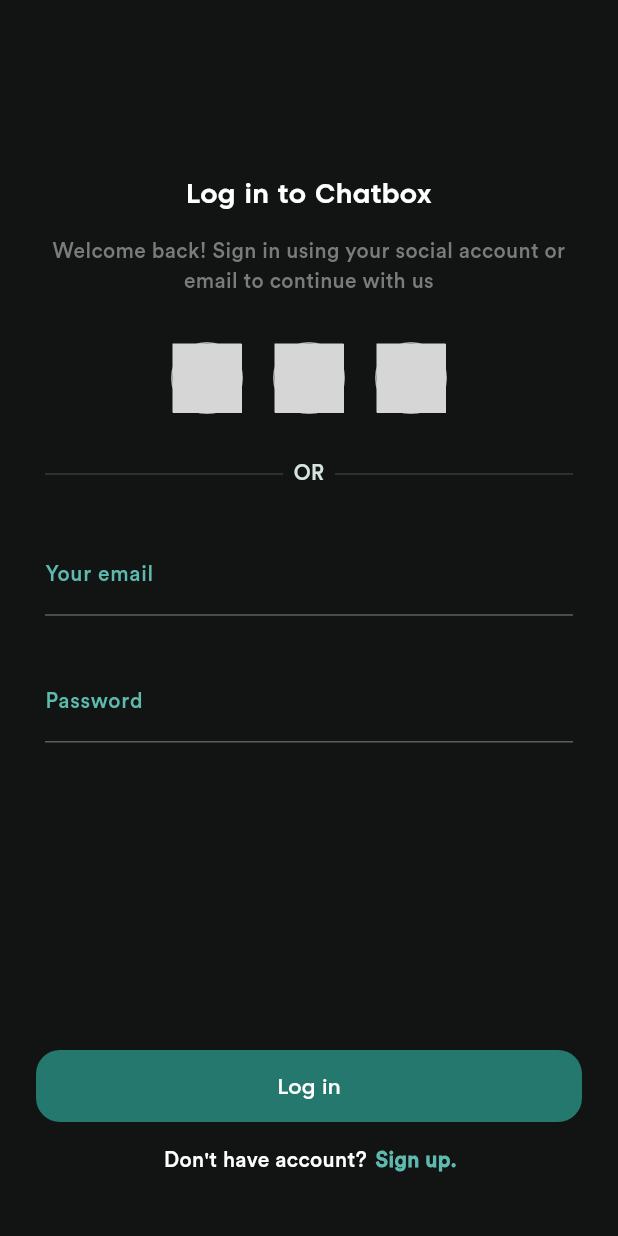
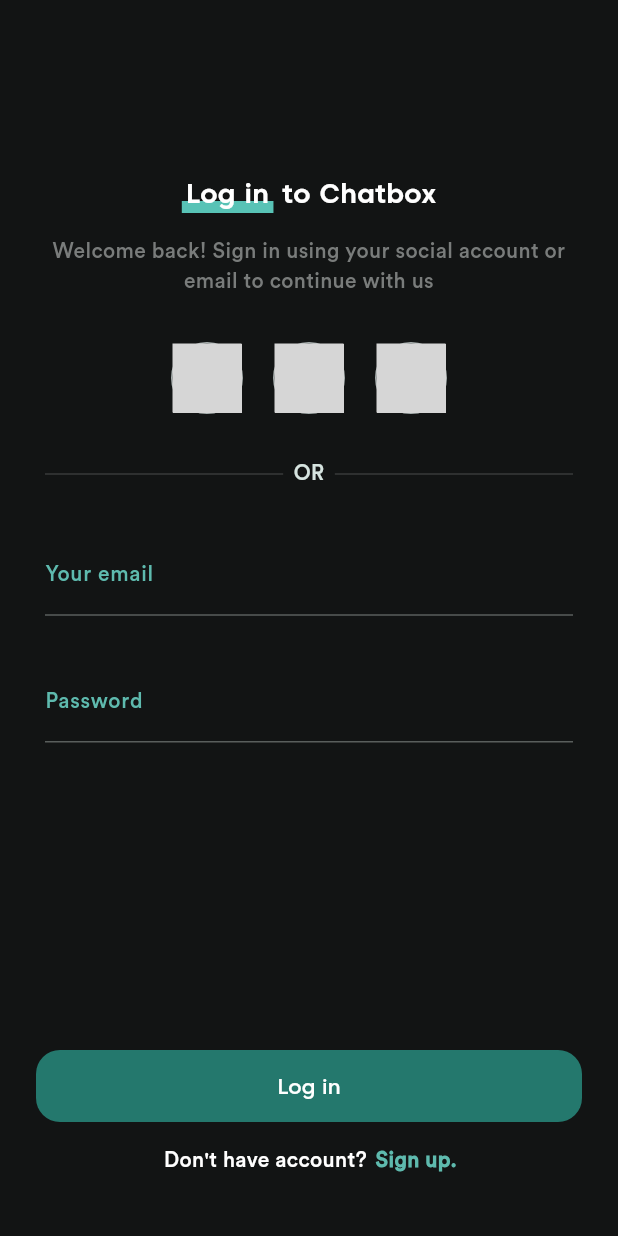
Before and after one commit to RodrigoUchoa001/chat-app, a Flutter app: the screen it shows after launch, on a phone screen of 412 x 824 dp. Run offline on Flutter 3.47's test engine with Material 3 defaults, Android fonts, the phone set to English and light mode, and no system bars; our stand-ins replace cloud_firestore, firebase_auth, firebase_core, flutter_riverpod, flutter_svg, go_router and 2 more; accounts and stored records are empty; generated files the repository leaves out were written again; grey boxes are pictures that could not be loaded.

Commit message:
created container with color below "log in" text

```diff
--- a/lib/features/auth/presentation/login_screen.dart
+++ b/lib/features/auth/presentation/login_screen.dart
@@ -28,8 +28,22 @@ class _LoginScreenState extends ConsumerState<LoginScreen> {
         child: ListView(
           children: [
             const SizedBox(height: 60),
+            Row(
+              mainAxisAlignment: MainAxisAlignment.center,
+              children: [
+                Stack(
+                  alignment: Alignment.bottomLeft,
+                  children: [
+                    Container(
+                      height: 8,
+                      width:
+                          61.1, //change accordingly to the size of the text below
+                      decoration: BoxDecoration(
+                        color: Color(0xFF58C3b6),
+                      ),
+                    ),
                     const Text(
-              'Log in to Chatbox',
+                      'Log in ',
                       textAlign: TextAlign.center,
                       style: TextStyle(
                         color: Colors.white,
@@ -37,6 +51,20 @@ class _LoginScreenState extends ConsumerState<LoginScreen> {
                         fontSize: 18,
                         fontWeight: FontWeight.bold,
                       ),
+                    ),
+                  ],
+                ),
+                const Text(
+                  ' to Chatbox',
+                  textAlign: TextAlign.center,
+                  style: TextStyle(
+                    color: Colors.white,
+                    fontFamily: FontFamily.caros,
+                    fontSize: 18,
+                    fontWeight: FontWeight.bold,
+                  ),
+                ),
+              ],
             ),
             const SizedBox(height: 16),
             const Text(
```
Lines whose indentation alone changed are shown as unchanged.
